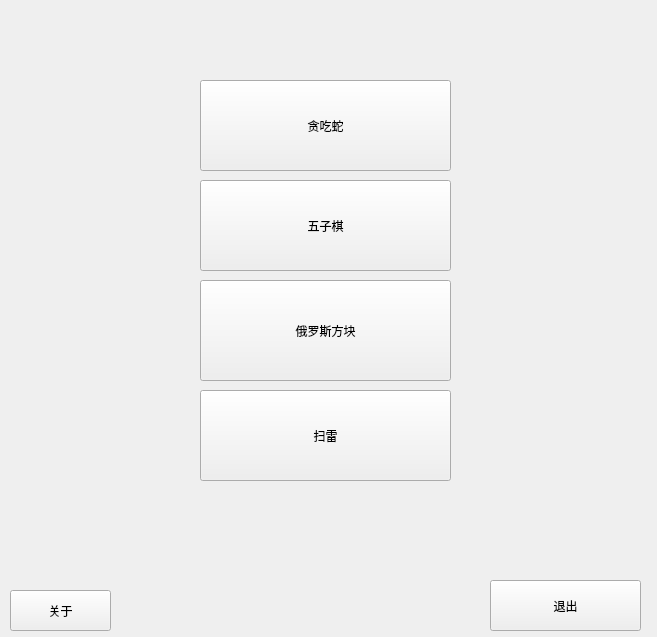
Qt form Python/Creat/pygame-master/Start.ui (LoveLiya1314/Test_001) before a commit.
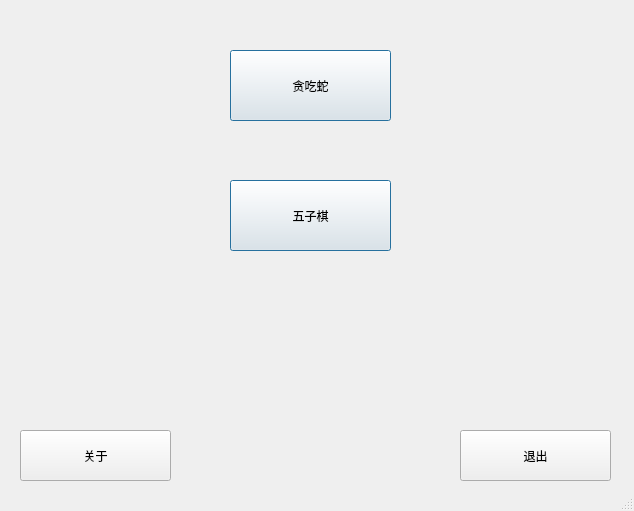
The same form after that commit.

Patch:
```diff
--- a/Python/Creat/pygame-master/Start.ui
+++ b/Python/Creat/pygame-master/Start.ui
@@ -6,10 +6,28 @@
    <rect>
     <x>0</x>
     <y>0</y>
-    <width>657</width>
-    <height>637</height>
+    <width>634</width>
+    <height>511</height>
    </rect>
   </property>
+  <property name="sizePolicy">
+   <sizepolicy hsizetype="Fixed" vsizetype="Fixed">
+    <horstretch>0</horstretch>
+    <verstretch>0</verstretch>
+   </sizepolicy>
+  </property>
+  <property name="minimumSize">
+   <size>
+    <width>634</width>
+    <height>511</height>
+   </size>
+  </property>
+  <property name="maximumSize">
+   <size>
+    <width>634</width>
+    <height>511</height>
+   </size>
+  </property>
   <property name="windowTitle">
    <string>Hello</string>
   </property>
@@ -17,90 +35,63 @@
    <widget class="QPushButton" name="pushButton">
     <property name="geometry">
      <rect>
-      <x>200</x>
-      <y>80</y>
-      <width>251</width>
-      <height>91</height>
+      <x>230</x>
+      <y>50</y>
+      <width>161</width>
+      <height>71</height>
      </rect>
     </property>
     <property name="text">
      <string>贪吃蛇</string>
     </property>
+    <property name="default">
+     <bool>true</bool>
+    </property>
    </widget>
    <widget class="QPushButton" name="pushButton_2">
     <property name="geometry">
      <rect>
-      <x>200</x>
+      <x>230</x>
       <y>180</y>
-      <width>251</width>
-      <height>91</height>
+      <width>161</width>
+      <height>71</height>
      </rect>
     </property>
     <property name="text">
      <string>五子棋</string>
     </property>
-   </widget>
-   <widget class="QPushButton" name="pushButton_3">
-    <property name="geometry">
-     <rect>
-      <x>200</x>
-      <y>280</y>
-      <width>251</width>
-      <height>101</height>
-     </rect>
+    <property name="default">
+     <bool>true</bool>
     </property>
-    <property name="text">
-     <string>俄罗斯方块</string>
-    </property>
    </widget>
    <widget class="QPushButton" name="pushButton_4">
     <property name="geometry">
      <rect>
-      <x>200</x>
-      <y>390</y>
-      <width>251</width>
-      <height>91</height>
-     </rect>
-    </property>
-    <property name="text">
-     <string>扫雷</string>
-    </property>
-   </widget>
-   <widget class="QPushButton" name="pushButton_5">
-    <property name="geometry">
-     <rect>
-      <x>490</x>
-      <y>580</y>
+      <x>20</x>
+      <y>430</y>
       <width>151</width>
       <height>51</height>
-     </rect>
-    </property>
-    <property name="text">
-     <string>退出</string>
-    </property>
-   </widget>
-   <widget class="QPushButton" name="pushButton_6">
-    <property name="geometry">
-     <rect>
-      <x>10</x>
-      <y>590</y>
-      <width>101</width>
-      <height>41</height>
      </rect>
     </property>
     <property name="text">
      <string>关于</string>
     </property>
    </widget>
+   <widget class="QPushButton" name="Exit">
+    <property name="geometry">
+     <rect>
+      <x>460</x>
+      <y>430</y>
+      <width>151</width>
+      <height>51</height>
+     </rect>
+    </property>
+    <property name="text">
+     <string>退出</string>
+    </property>
+   </widget>
   </widget>
-  <action name="ActionToGluttonousSnake">
-   <property name="checkable">
-    <bool>true</bool>
-   </property>
-   <property name="text">
-    <string>打开贪吃蛇</string>
-   </property>
-  </action>
+  <widget class="QStatusBar" name="statusbar"/>
  </widget>
  <resources/>
  <connections/>
```
Left out of the diff: 14 changed lines with no effect on the pictures.
